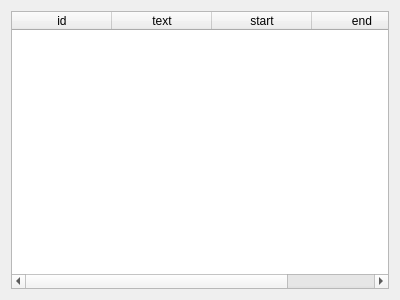
Above: client/promotionwidget.ui from gitjip/microtrade before the change. Below: the same form after it.
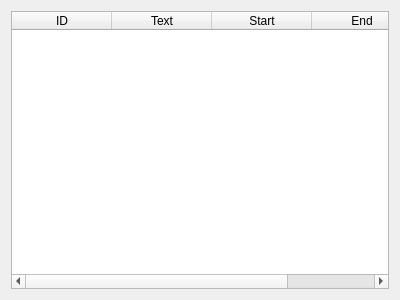
That is the form after the change.

The edit to the form file:
```diff
--- a/client/promotionwidget.ui
+++ b/client/promotionwidget.ui
@@ -24,22 +24,22 @@
      </property>
      <column>
       <property name="text">
-       <string>id</string>
+       <string>ID</string>
       </property>
      </column>
      <column>
       <property name="text">
-       <string>text</string>
+       <string>Text</string>
       </property>
      </column>
      <column>
       <property name="text">
-       <string>start</string>
+       <string>Start</string>
       </property>
      </column>
      <column>
       <property name="text">
-       <string>end</string>
+       <string>End</string>
       </property>
      </column>
     </widget>
```
